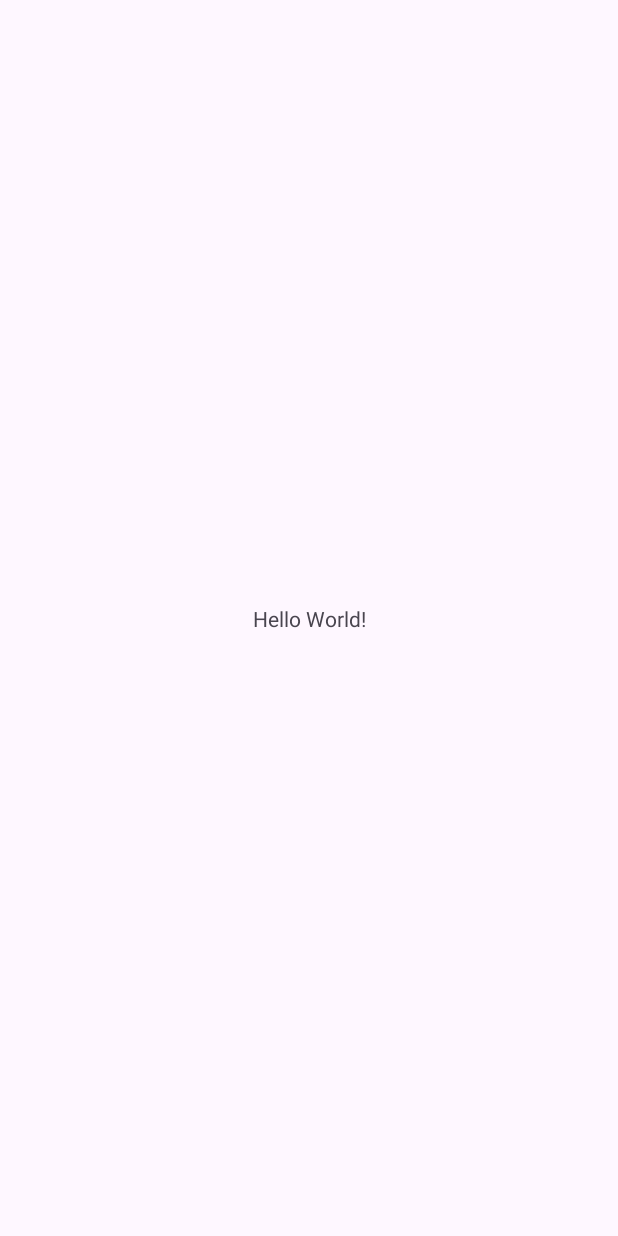
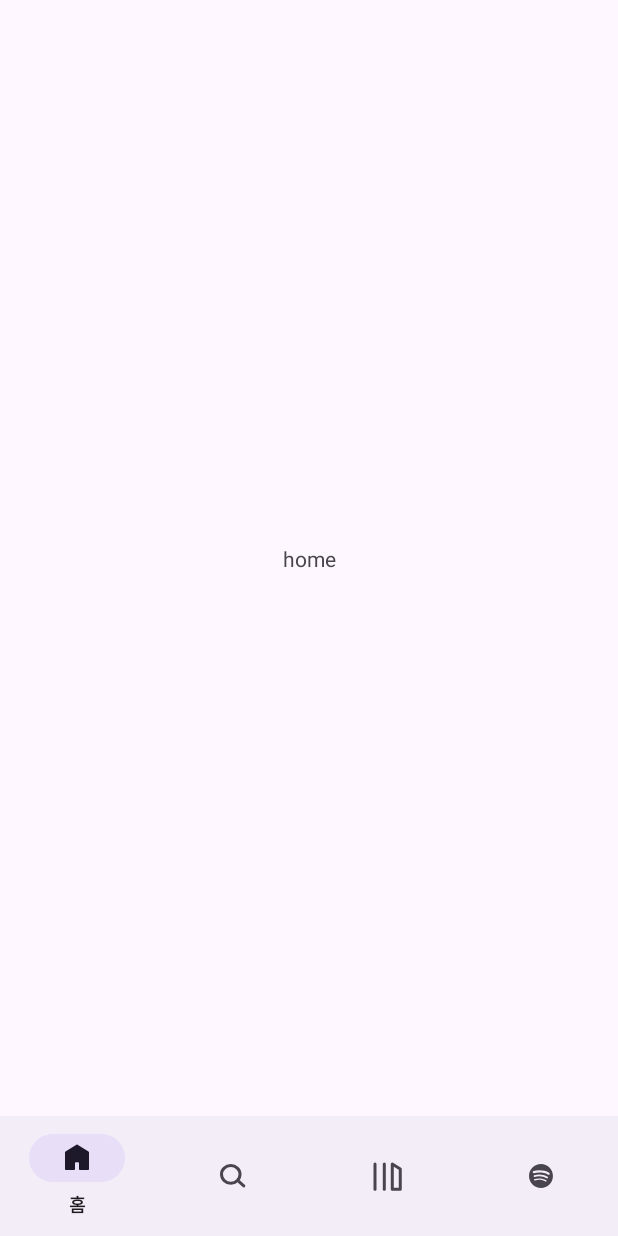
Before and after one commit to NOW-SOPT-APP9-SPOTIFY/Spotify_Android, an Android app: the screen it shows after launch (MainActivity), on a phone screen of 412 x 824 dp. Before the commit the screen is almost empty. Run offline under Robolectric (Android 15) with nearby library versions, the phone set to English and light mode, and no system bars; libraries missing offline, so code that uses them is left out: com.jakewharton.retrofit2.

Commit message:
feat/#5: bottom nav 초기 셋팅

```diff
--- /dev/null
+++ b/app/src/main/java/com/nowsopt/spotify/presentation/main/HomeFragment.kt
@@ -0,0 +1,14 @@
+package com.nowsopt.spotify.presentation.main
+
+import android.view.LayoutInflater
+import android.view.ViewGroup
+import com.nowsopt.spotify.databinding.FragmentHomeBinding
+import com.nowsopt.spotify.util.base.BindingFragment
+
+class HomeFragment : BindingFragment<FragmentHomeBinding>() {
+    override fun getFragmentBinding(
+        inflater: LayoutInflater,
+        container: ViewGroup?,
+    ): FragmentHomeBinding = FragmentHomeBinding.inflate(inflater, container, false)
+
+}
--- a/app/src/main/java/com/nowsopt/spotify/presentation/main/MainActivity.kt
+++ b/app/src/main/java/com/nowsopt/spotify/presentation/main/MainActivity.kt
@@ -1,13 +1,70 @@
 package com.nowsopt.spotify.presentation.main
 
 import android.os.Bundle
-import androidx.appcompat.app.AppCompatActivity
+import androidx.fragment.app.Fragment
 import com.nowsopt.spotify.R
+import com.nowsopt.spotify.databinding.ActivityMainBinding
+import com.nowsopt.spotify.util.base.BindingActivity
 
-class MainActivity : AppCompatActivity() {
+class MainActivity : BindingActivity<ActivityMainBinding>(ActivityMainBinding::inflate) {
+    enum class BottomNavigationType(val menuId: Int) {
+        HOME(R.id.menu_home),
+        SEARCH(R.id.menu_search),
+        LIBRARY(R.id.menu_library),
+        PREMIUM(R.id.menu_spotify);
+
+        companion object {
+            fun getScreenEnum(id: Int) = BottomNavigationType.entries.first { it.menuId == id }
+        }
+    }
+
     override fun onCreate(savedInstanceState: Bundle?) {
         super.onCreate(savedInstanceState)
 
-        setContentView(R.layout.activity_main)
+        initFragmentView()
+        initBottomNavigation()
+    }
+
+    private fun initFragmentView() {
+        val currentFragment = supportFragmentManager.findFragmentById(binding.fcvHome.id)
+        if (currentFragment == null) {
+            supportFragmentManager.beginTransaction()
+                .add(binding.fcvHome.id, HomeFragment())
+                .commit()
+        }
+    }
+
+    private fun initBottomNavigation() {
+        binding.bnvHome.setOnItemSelectedListener {
+            val screenEnum = BottomNavigationType.getScreenEnum(it.itemId)
+
+            when (screenEnum) {
+                BottomNavigationType.HOME -> {
+                    replaceFragment(HomeFragment())
+                    true
+                }
+
+                BottomNavigationType.SEARCH -> {
+                    replaceFragment(SearchFragment())
+                    true
+                }
+
+                BottomNavigationType.LIBRARY -> {
+                    replaceFragment(LibraryFragment())
+                    true
+                }
+
+                BottomNavigationType.PREMIUM -> {
+                    replaceFragment(PremiumFragment())
+                    true
+                }
+            }
+        }
+    }
+
+    private fun replaceFragment(fragment: Fragment) {
+        supportFragmentManager.beginTransaction()
+            .replace(R.id.fcv_home, fragment)
+            .commit()
     }
 }
--- a/app/src/main/res/layout/activity_main.xml
+++ b/app/src/main/res/layout/activity_main.xml
@@ -7,13 +7,22 @@
     android:layout_height="match_parent"
     tools:context=".presentation.main.MainActivity">
 
-    <TextView
-        android:layout_width="wrap_content"
-        android:layout_height="wrap_content"
-        android:text="Hello World!"
-        app:layout_constraintBottom_toBottomOf="parent"
+    <androidx.fragment.app.FragmentContainerView
+        android:id="@+id/fcv_home"
+        android:layout_width="0dp"
+        android:layout_height="0dp"
+        app:layout_constraintBottom_toTopOf="@id/bnv_home"
         app:layout_constraintEnd_toEndOf="parent"
         app:layout_constraintStart_toStartOf="parent"
         app:layout_constraintTop_toTopOf="parent" />
 
+    <com.google.android.material.bottomnavigation.BottomNavigationView
+        android:id="@+id/bnv_home"
+        android:layout_width="0dp"
+        android:layout_height="80dp"
+        app:menu="@menu/menu_home"
+        app:layout_constraintBottom_toBottomOf="parent"
+        app:layout_constraintEnd_toEndOf="parent"
+        app:layout_constraintStart_toStartOf="parent" />
+
 </androidx.constraintlayout.widget.ConstraintLayout>
--- /dev/null
+++ b/app/src/main/res/layout/fragment_home.xml
@@ -0,0 +1,16 @@
+<?xml version="1.0" encoding="utf-8"?>
+<androidx.constraintlayout.widget.ConstraintLayout xmlns:android="http://schemas.android.com/apk/res/android"
+    xmlns:app="http://schemas.android.com/apk/res-auto"
+    android:layout_width="match_parent"
+    android:layout_height="match_parent">
+
+    <TextView
+        android:layout_width="wrap_content"
+        android:layout_height="wrap_content"
+        android:text="home"
+        app:layout_constraintBottom_toBottomOf="parent"
+        app:layout_constraintEnd_toEndOf="parent"
+        app:layout_constraintStart_toStartOf="parent"
+        app:layout_constraintTop_toTopOf="parent" />
+
+</androidx.constraintlayout.widget.ConstraintLayout>
--- a/app/src/main/res/menu/menu_home.xml
+++ b/app/src/main/res/menu/menu_home.xml
@@ -10,17 +10,17 @@
     <item
         android:id="@+id/menu_search"
         android:icon="@drawable/ic_search_gray_24"
-        android:title="검색" />
+        android:title="검색하기" />
 
     <!-- Library -->
     <item
         android:id="@+id/menu_library"
         android:icon="@drawable/ic_library_gray_24"
-        android:title="검색" />
+        android:title="내 라이브러리" />
 
     <!-- Spotify -->
     <item
-        android:id="@+id/menu_mypage"
+        android:id="@+id/menu_spotify"
         android:icon="@drawable/ic_spotify_gray_24"
-        android:title="마이페이지" />
+        android:title="프리미엄" />
 </menu>
```
Also changed, not shown: app/src/main/java/com/nowsopt/spotify/presentation/main/LibraryFragment.kt (added, +16 -0 lines), app/src/main/java/com/nowsopt/spotify/presentation/main/PremiumFragment.kt (added, +14 -0 lines), app/src/main/java/com/nowsopt/spotify/presentation/main/SearchFragment.kt (added, +15 -0 lines), app/src/main/res/layout/fragment_library.xml (added, +16 -0 lines), app/src/main/res/layout/fragment_premium.xml (added, +16 -0 lines), app/src/main/res/layout/fragment_search.xml (added, +16 -0 lines).
